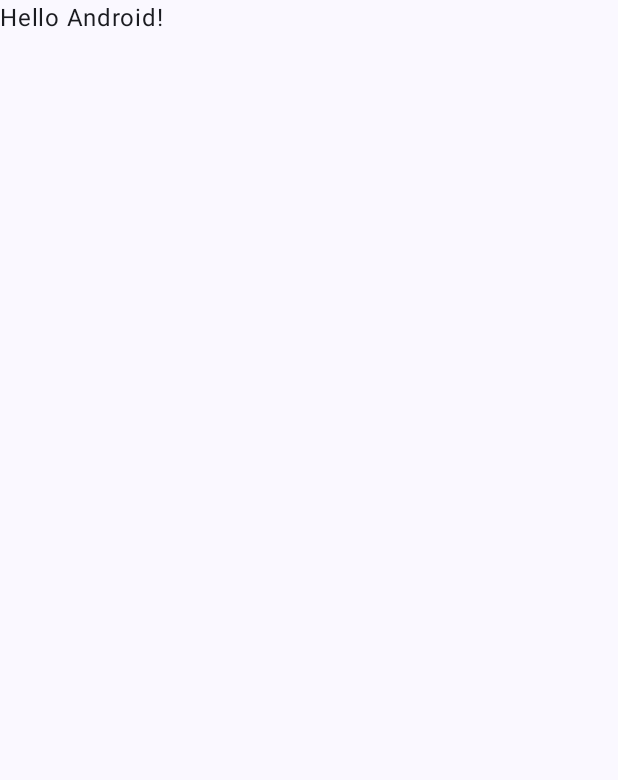
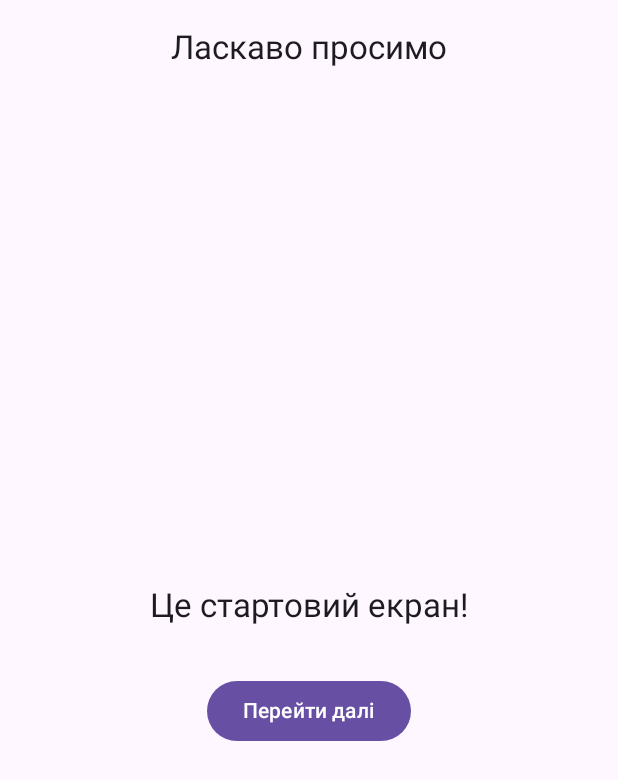
Before and after one commit to yuriysemen/NeoLearn, an Android app built with Jetpack Compose: the screen it shows after launch (MainActivity), on a phone screen of 412 x 824 dp. Before the commit the part shown is almost empty. Shown: the top 780 px of the screen. Run offline under Robolectric (Android 15) with nearby library versions, the phone set to English and light mode, and no system bars.

Commit message:
Improved a bit code

```diff
--- /dev/null
+++ b/AndroidApp/app/src/main/java/com/neolearn/AppNavigation.kt
@@ -0,0 +1,26 @@
+package com.neolearn
+
+import androidx.compose.runtime.Composable
+import androidx.navigation.NavHostController
+import androidx.navigation.compose.NavHost
+import androidx.navigation.compose.composable
+import androidx.navigation.compose.rememberNavController
+import com.example.myapp.WelcomeScreen
+
+@Composable
+fun AppNavigation() {
+    val navController: NavHostController = rememberNavController()
+
+    NavHost(navController = navController, startDestination = "welcome") {
+        composable("welcome") {
+            WelcomeScreen(
+                onNavigate = { navController.navigate("second") }
+            )
+        }
+        composable("second") {
+            SecondScreen(
+                onBack = { navController.popBackStack() }
+            )
+        }
+    }
+}
--- a/AndroidApp/app/src/main/java/com/neolearn/MainActivity.kt
+++ b/AndroidApp/app/src/main/java/com/neolearn/MainActivity.kt
@@ -3,45 +3,15 @@ package com.neolearn
 import android.os.Bundle
 import androidx.activity.ComponentActivity
 import androidx.activity.compose.setContent
-import androidx.activity.enableEdgeToEdge
-import androidx.compose.foundation.layout.fillMaxSize
-import androidx.compose.foundation.layout.padding
-import androidx.compose.material3.Scaffold
-import androidx.compose.material3.Text
-import androidx.compose.runtime.Composable
-import androidx.compose.ui.Modifier
-import androidx.compose.ui.tooling.preview.Preview
 import com.neolearn.ui.theme.NeoLearnTheme
 
 class MainActivity : ComponentActivity() {
     override fun onCreate(savedInstanceState: Bundle?) {
         super.onCreate(savedInstanceState)
-        enableEdgeToEdge()
         setContent {
             NeoLearnTheme {
-                Scaffold(modifier = Modifier.fillMaxSize()) { innerPadding ->
-                    Greeting(
-                        name = "Android",
-                        modifier = Modifier.padding(innerPadding)
-                    )
-                }
+                AppNavigation()
             }
         }
     }
 }
-
-@Composable
-fun Greeting(name: String, modifier: Modifier = Modifier) {
-    Text(
-        text = "Hello $name!",
-        modifier = modifier
-    )
-}
-
-@Preview(showBackground = true)
-@Composable
-fun GreetingPreview() {
-    NeoLearnTheme {
-        Greeting("Android")
-    }
-}
--- /dev/null
+++ b/AndroidApp/app/src/main/java/com/neolearn/WelcomeScreen.kt
@@ -0,0 +1,35 @@
+package com.example.myapp
+
+import androidx.compose.foundation.layout.*
+import androidx.compose.material3.*
+import androidx.compose.runtime.Composable
+import androidx.compose.ui.Alignment
+import androidx.compose.ui.Modifier
+import androidx.compose.ui.unit.dp
+
+@OptIn(ExperimentalMaterial3Api::class)
+@Composable
+fun WelcomeScreen(onNavigate: () -> Unit) {
+    Scaffold(
+        topBar = {
+            CenterAlignedTopAppBar(
+                title = { Text("Ласкаво просимо") }
+            )
+        }
+    ) { padding ->
+        Column(
+            modifier = Modifier
+                .fillMaxSize()
+                .padding(padding)
+                .padding(24.dp),
+            verticalArrangement = Arrangement.Center,
+            horizontalAlignment = Alignment.CenterHorizontally
+        ) {
+            Text("Це стартовий екран!", style = MaterialTheme.typography.titleLarge)
+            Spacer(modifier = Modifier.height(32.dp))
+            Button(onClick = onNavigate) {
+                Text("Перейти далі")
+            }
+        }
+    }
+}
--- a/AndroidApp/app/src/main/java/com/neolearn/ui/theme/Color.kt
+++ /dev/null
@@ -1,11 +0,0 @@
-package com.neolearn.ui.theme
-
-import androidx.compose.ui.graphics.Color
-
-val Purple80 = Color(0xFFD0BCFF)
-val PurpleGrey80 = Color(0xFFCCC2DC)
-val Pink80 = Color(0xFFEFB8C8)
-
-val Purple40 = Color(0xFF6650a4)
-val PurpleGrey40 = Color(0xFF625b71)
-val Pink40 = Color(0xFF7D5260)
--- a/AndroidApp/app/src/main/java/com/neolearn/ui/theme/Theme.kt
+++ b/AndroidApp/app/src/main/java/com/neolearn/ui/theme/Theme.kt
@@ -1,58 +1,19 @@
 package com.neolearn.ui.theme
 
-import android.app.Activity
-import android.os.Build
 import androidx.compose.foundation.isSystemInDarkTheme
-import androidx.compose.material3.MaterialTheme
-import androidx.compose.material3.darkColorScheme
-import androidx.compose.material3.dynamicDarkColorScheme
-import androidx.compose.material3.dynamicLightColorScheme
-import androidx.compose.material3.lightColorScheme
+import androidx.compose.material3.*
 import androidx.compose.runtime.Composable
-import androidx.compose.ui.platform.LocalContext
-
-private val DarkColorScheme = darkColorScheme(
-    primary = Purple80,
-    secondary = PurpleGrey80,
-    tertiary = Pink80
-)
-
-private val LightColorScheme = lightColorScheme(
-    primary = Purple40,
-    secondary = PurpleGrey40,
-    tertiary = Pink40
-
-    /* Other default colors to override
-    background = Color(0xFFFFFBFE),
-    surface = Color(0xFFFFFBFE),
-    onPrimary = Color.White,
-    onSecondary = Color.White,
-    onTertiary = Color.White,
-    onBackground = Color(0xFF1C1B1F),
-    onSurface = Color(0xFF1C1B1F),
-    */
-)
 
 @Composable
 fun NeoLearnTheme(
     darkTheme: Boolean = isSystemInDarkTheme(),
-    // Dynamic color is available on Android 12+
-    dynamicColor: Boolean = true,
     content: @Composable () -> Unit
 ) {
-    val colorScheme = when {
-        dynamicColor && Build.VERSION.SDK_INT >= Build.VERSION_CODES.S -> {
-            val context = LocalContext.current
-            if (darkTheme) dynamicDarkColorScheme(context) else dynamicLightColorScheme(context)
-        }
-
-        darkTheme -> DarkColorScheme
-        else -> LightColorScheme
-    }
+    val colorScheme = if (darkTheme) darkColorScheme() else lightColorScheme()
 
     MaterialTheme(
         colorScheme = colorScheme,
-        typography = Typography,
+        typography = Typography(),
         content = content
     )
 }
--- a/AndroidApp/app/src/main/java/com/neolearn/ui/theme/Type.kt
+++ /dev/null
@@ -1,34 +0,0 @@
-package com.neolearn.ui.theme
-
-import androidx.compose.material3.Typography
-import androidx.compose.ui.text.TextStyle
-import androidx.compose.ui.text.font.FontFamily
-import androidx.compose.ui.text.font.FontWeight
-import androidx.compose.ui.unit.sp
-
-// Set of Material typography styles to start with
-val Typography = Typography(
-    bodyLarge = TextStyle(
-        fontFamily = FontFamily.Default,
-        fontWeight = FontWeight.Normal,
-        fontSize = 16.sp,
-        lineHeight = 24.sp,
-        letterSpacing = 0.5.sp
-    )
-    /* Other default text styles to override
-    titleLarge = TextStyle(
-        fontFamily = FontFamily.Default,
-        fontWeight = FontWeight.Normal,
-        fontSize = 22.sp,
-        lineHeight = 28.sp,
-        letterSpacing = 0.sp
-    ),
-    labelSmall = TextStyle(
-        fontFamily = FontFamily.Default,
-        fontWeight = FontWeight.Medium,
-        fontSize = 11.sp,
-        lineHeight = 16.sp,
-        letterSpacing = 0.5.sp
-    )
-    */
-)
```
Also changed, not shown: AndroidApp/app/build.gradle (+20 -3 lines), AndroidApp/app/src/main/java/com/neolearn/SecondScreen.kt (added, +35 -0 lines), AndroidApp/gradle/libs.versions.toml (+9 -0 lines).
